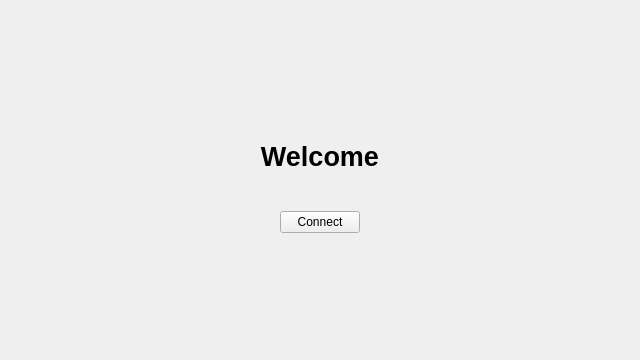
The window that frontend/connect_wid.ui (therealrahulsahu/se_project) describes before a commit, drawn with Qt 5.
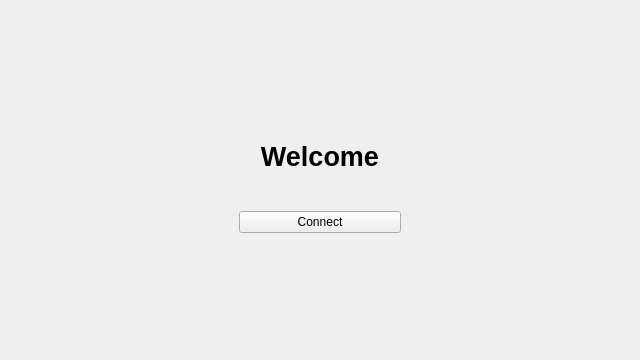
The same window after the commit.

```diff
--- a/frontend/connect_wid.ui
+++ b/frontend/connect_wid.ui
@@ -88,7 +88,7 @@
     </spacer>
    </item>
    <item>
-    <layout class="QHBoxLayout" name="horizontalLayout_2">
+    <layout class="QHBoxLayout" name="horizontalLayout_2" stretch="7,5,7">
      <item>
       <spacer name="horizontalSpacer_4">
        <property name="orientation">
```
